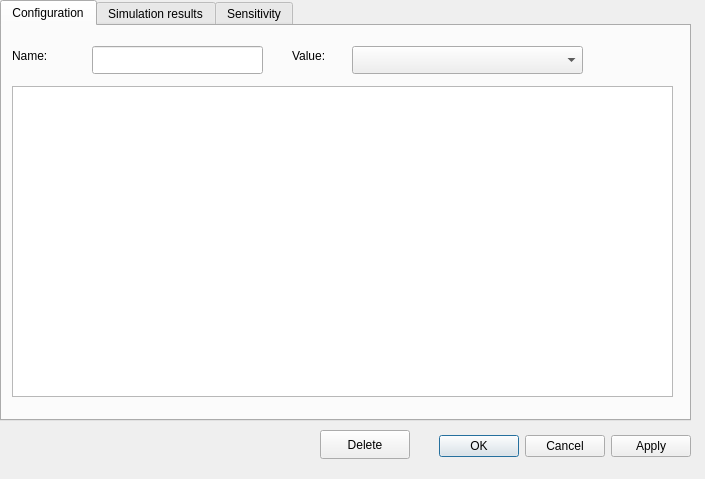
The window that src/ui/weight_window/weight_window.ui (ShompolovMaxim/FCM) describes before a commit, drawn with Qt 5.
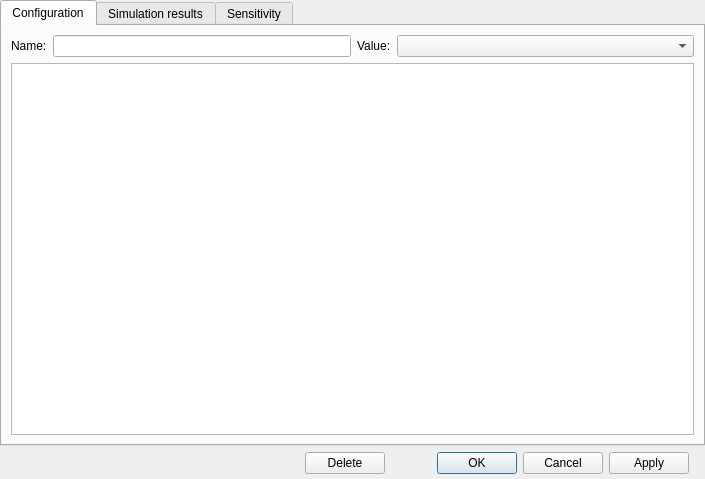
The same window after the commit. The open tabs and pages were chosen to show the change. Custom widgets are drawn as their Qt base class.

```diff
--- a/src/ui/weight_window/weight_window.ui
+++ b/src/ui/weight_window/weight_window.ui
@@ -13,139 +13,146 @@
   <property name="windowTitle">
    <string>Dialog</string>
   </property>
-  <widget class="QDialogButtonBox" name="buttonBox">
-   <property name="geometry">
-    <rect>
-     <x>410</x>
-     <y>430</y>
-     <width>281</width>
-     <height>32</height>
-    </rect>
+  <layout class="QGridLayout" name="gridLayout">
+   <property name="leftMargin">
+    <number>0</number>
    </property>
-   <property name="orientation">
-    <enum>Qt::Orientation::Horizontal</enum>
+   <property name="topMargin">
+    <number>0</number>
    </property>
-   <property name="standardButtons">
-    <set>QDialogButtonBox::StandardButton::Apply|QDialogButtonBox::StandardButton::Cancel|QDialogButtonBox::StandardButton::Ok</set>
+   <property name="rightMargin">
+    <number>0</number>
    </property>
-  </widget>
-  <widget class="QTabWidget" name="tabWidget">
-   <property name="geometry">
-    <rect>
-     <x>0</x>
-     <y>0</y>
-     <width>691</width>
-     <height>421</height>
-    </rect>
+   <property name="bottomMargin">
+    <number>0</number>
    </property>
-   <property name="currentIndex">
-    <number>2</number>
-   </property>
-   <widget class="QWidget" name="configuration">
-    <attribute name="title">
-     <string>Configuration</string>
-    </attribute>
-    <widget class="QComboBox" name="valueField">
-     <property name="geometry">
-      <rect>
-       <x>350</x>
-       <y>20</y>
-       <width>231</width>
-       <height>28</height>
-      </rect>
+   <item row="1" column="3">
+    <spacer name="horizontalSpacer_2">
+     <property name="orientation">
+      <enum>Qt::Orientation::Horizontal</enum>
      </property>
-    </widget>
-    <widget class="QLabel" name="label_10">
-     <property name="geometry">
-      <rect>
-       <x>290</x>
-       <y>20</y>
-       <width>141</width>
+     <property name="sizeType">
+      <enum>QSizePolicy::Policy::Fixed</enum>
+     </property>
+     <property name="sizeHint" stdset="0">
+      <size>
+       <width>10</width>
        <height>20</height>
-      </rect>
+      </size>
      </property>
-     <property name="text">
-      <string>Value:</string>
+    </spacer>
+   </item>
+   <item row="1" column="0">
+    <spacer name="horizontalSpacer">
+     <property name="orientation">
+      <enum>Qt::Orientation::Horizontal</enum>
      </property>
-    </widget>
-    <widget class="QLabel" name="label_11">
-     <property name="geometry">
-      <rect>
-       <x>10</x>
-       <y>20</y>
-       <width>81</width>
+     <property name="sizeHint" stdset="0">
+      <size>
+       <width>293</width>
        <height>20</height>
-      </rect>
+      </size>
      </property>
+    </spacer>
+   </item>
+   <item row="1" column="1">
+    <widget class="QPushButton" name="deleteButton">
      <property name="text">
-      <string>Name:</string>
+      <string>Delete</string>
      </property>
     </widget>
-    <widget class="QLineEdit" name="nameField">
-     <property name="geometry">
-      <rect>
-       <x>90</x>
-       <y>20</y>
-       <width>171</width>
-       <height>28</height>
-      </rect>
+   </item>
+   <item row="0" column="0" colspan="4">
+    <widget class="QTabWidget" name="tabWidget">
+     <property name="currentIndex">
+      <number>0</number>
      </property>
+     <widget class="QWidget" name="configuration">
+      <attribute name="title">
+       <string>Configuration</string>
+      </attribute>
+      <layout class="QGridLayout" name="gridLayout_2">
+       <item row="0" column="0">
+        <widget class="QLabel" name="label_11">
+         <property name="text">
+          <string>Name:</string>
+         </property>
+        </widget>
+       </item>
+       <item row="0" column="1">
+        <widget class="QLineEdit" name="nameField"/>
+       </item>
+       <item row="0" column="2">
+        <widget class="QLabel" name="label_10">
+         <property name="text">
+          <string>Value:</string>
+         </property>
+        </widget>
+       </item>
+       <item row="0" column="3">
+        <widget class="QComboBox" name="valueField">
+         <property name="sizePolicy">
+          <sizepolicy hsizetype="Expanding" vsizetype="Fixed">
+           <horstretch>0</horstretch>
+           <verstretch>0</verstretch>
+          </sizepolicy>
+         </property>
+        </widget>
+       </item>
+       <item row="1" column="0" colspan="4">
+        <widget class="QTextEdit" name="notesField"/>
+       </item>
+      </layout>
+     </widget>
+     <widget class="QWidget" name="results">
+      <attribute name="title">
+       <string>Simulation results</string>
+      </attribute>
+      <layout class="QGridLayout" name="gridLayout_3">
+       <item row="0" column="0">
+        <widget class="QCustomPlot" name="plot" native="true"/>
+       </item>
+      </layout>
+     </widget>
+     <widget class="QWidget" name="tab">
+      <attribute name="title">
+       <string>Sensitivity</string>
+      </attribute>
+      <layout class="QGridLayout" name="gridLayout_4">
+       <item row="0" column="0">
+        <widget class="QCustomPlot" name="plotSensitivity" native="true"/>
+       </item>
+      </layout>
+     </widget>
     </widget>
-    <widget class="QTextEdit" name="notesField">
-     <property name="geometry">
-      <rect>
-       <x>10</x>
-       <y>60</y>
-       <width>661</width>
-       <height>311</height>
-      </rect>
+   </item>
+   <item row="1" column="2">
+    <widget class="QDialogButtonBox" name="buttonBox">
+     <property name="orientation">
+      <enum>Qt::Orientation::Horizontal</enum>
      </property>
-    </widget>
-   </widget>
-   <widget class="QWidget" name="results">
-    <attribute name="title">
-     <string>Simulation results</string>
-    </attribute>
-    <widget class="QCustomPlot" name="plot" native="true">
-     <property name="geometry">
-      <rect>
-       <x>0</x>
-       <y>0</y>
-       <width>691</width>
-       <height>381</height>
-      </rect>
+     <property name="standardButtons">
+      <set>QDialogButtonBox::StandardButton::Apply|QDialogButtonBox::StandardButton::Cancel|QDialogButtonBox::StandardButton::Ok</set>
      </property>
     </widget>
-   </widget>
-   <widget class="QWidget" name="tab">
-    <attribute name="title">
-     <string>Sensitivity</string>
-    </attribute>
-    <widget class="QCustomPlot" name="plotSensitivity" native="true">
-     <property name="geometry">
-      <rect>
-       <x>0</x>
-       <y>0</y>
-       <width>691</width>
-       <height>381</height>
-      </rect>
+   </item>
+   <item row="2" column="2">
+    <spacer name="verticalSpacer">
+     <property name="orientation">
+      <enum>Qt::Orientation::Vertical</enum>
      </property>
-    </widget>
-   </widget>
-  </widget>
-  <widget class="QPushButton" name="deleteButton">
-   <property name="geometry">
-    <rect>
-     <x>320</x>
-     <y>430</y>
-     <width>90</width>
-     <height>29</height>
-    </rect>
-   </property>
-   <property name="text">
-    <string>Delete</string>
-   </property>
-  </widget>
+     <property name="sizeType">
+      <enum>QSizePolicy::Policy::Fixed</enum>
+     </property>
+     <property name="sizeHint" stdset="0">
+      <size>
+       <width>20</width>
+       <height>5</height>
+      </size>
+     </property>
+    </spacer>
+   </item>
+  </layout>
  </widget>
  <customwidgets>
   <customwidget>
```
